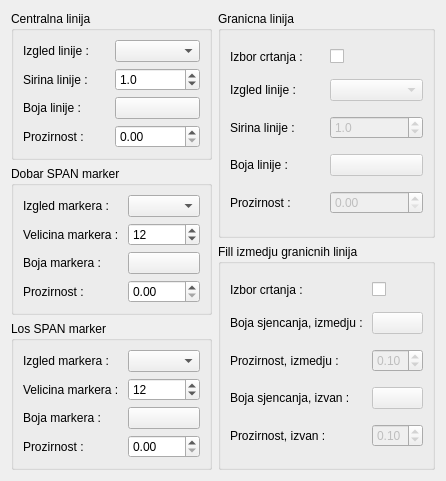
Before: the Qt Designer form ZERO_GRAF_WIDGET.ui in kluksa/kontrola-podataka, drawn with Qt 5.
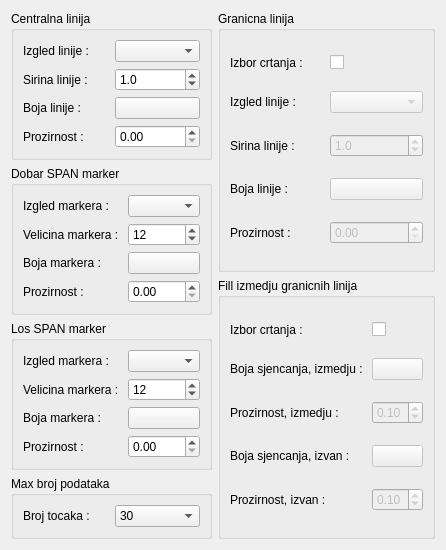
After: the same form once the commit is applied.

Commit message: Dodana nova funkcionalnost na postavkama grafova. Na Zero i Span tabu postoji mogucnost biranja max duljine podataka za prikaz (tj. koliko dana unazad se prikazuje). Dodatno je implementiran gumb apply (na donjem ljevom dijelu dijaloga).

What changed in the file:
```diff
--- a/ZERO_GRAF_WIDGET.ui
+++ b/ZERO_GRAF_WIDGET.ui
@@ -7,7 +7,7 @@
     <x>0</x>
     <y>0</y>
     <width>414</width>
-    <height>440</height>
+    <height>501</height>
    </rect>
   </property>
   <property name="windowTitle">
@@ -223,6 +223,56 @@
        </layout>
       </widget>
      </item>
+     <item>
+      <widget class="QGroupBox" name="groupBox_6">
+       <property name="title">
+        <string>Max broj podataka</string>
+       </property>
+       <layout class="QGridLayout" name="gridLayout_6">
+        <item row="0" column="0">
+         <widget class="QLabel" name="label_23">
+          <property name="text">
+           <string>Broj tocaka : </string>
+          </property>
+         </widget>
+        </item>
+        <item row="0" column="1">
+         <widget class="QComboBox" name="maxNZeroSpan">
+          <item>
+           <property name="text">
+            <string>30</string>
+           </property>
+          </item>
+          <item>
+           <property name="text">
+            <string>60</string>
+           </property>
+          </item>
+          <item>
+           <property name="text">
+            <string>90</string>
+           </property>
+          </item>
+          <item>
+           <property name="text">
+            <string>120</string>
+           </property>
+          </item>
+          <item>
+           <property name="text">
+            <string>150</string>
+           </property>
+          </item>
+          <item>
+           <property name="text">
+            <string>180</string>
+           </property>
+          </item>
+         </widget>
+        </item>
+       </layout>
+      </widget>
+     </item>
     </layout>
    </item>
    <item>
```
The commit also changes 10 other files.
